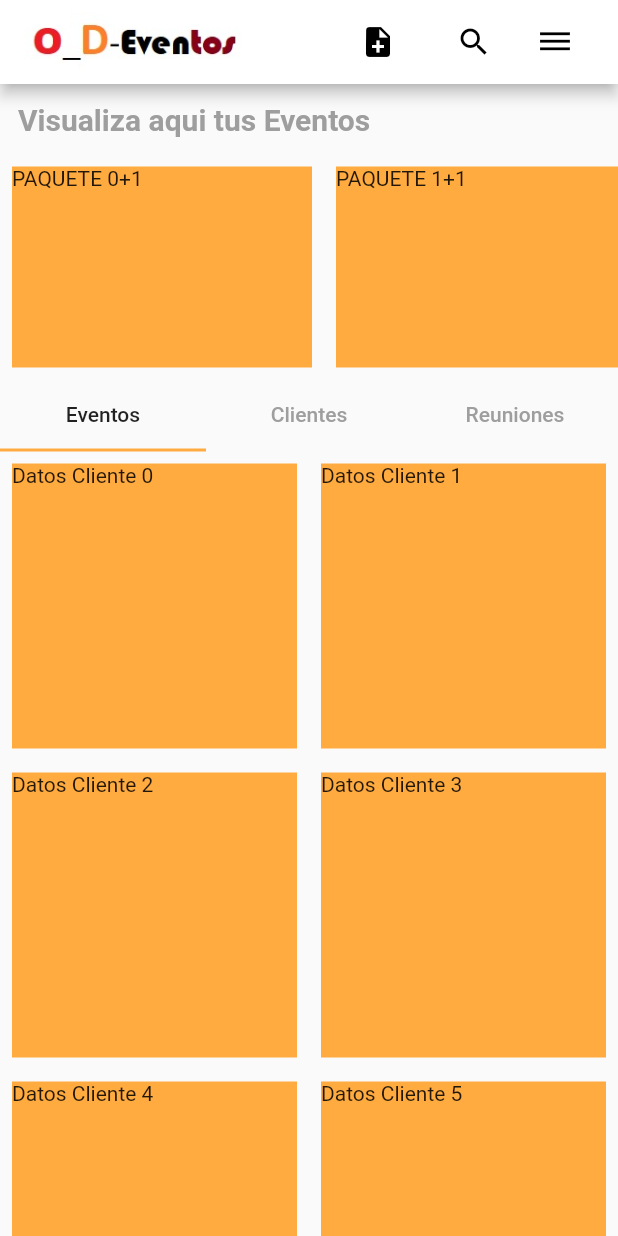
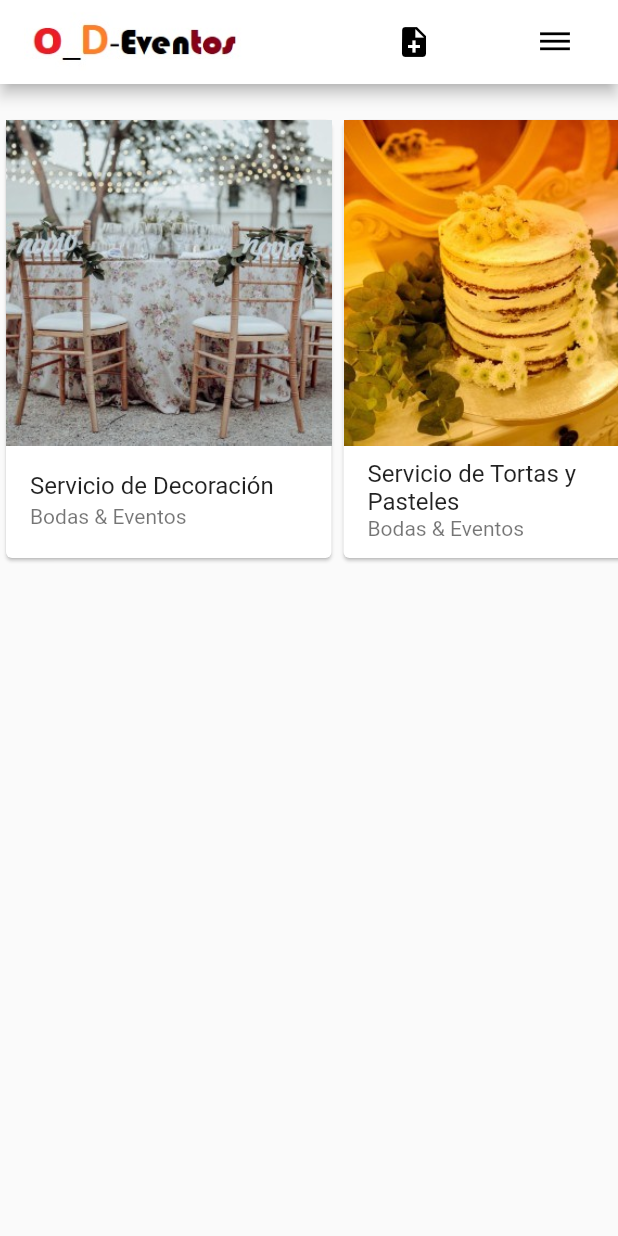
Before and after one commit to RousNoe/orgEventosFlutter, a Flutter app: the screen it shows after launch, after a tap on the "note add" icon, on a phone screen of 412 x 824 dp. Run offline on Flutter 3.47's test engine with Material 2 defaults, Android fonts, the phone set to English and light mode, and no system bars.

Commit message:
mis servicios para bodas y eventos

```diff
--- a/lib/evento.dart
+++ /dev/null
@@ -1,120 +0,0 @@
-import 'package:flutter/material.dart';
-
-
-class Eventos extends StatelessWidget {
-  @override
-  Widget build(BuildContext context) {
-    return Scaffold(
-        endDrawer: Drawer(),
-        appBar: AppBar(
-          title: Image.asset(
-            "assets/images/logo.jpg",
-            height: 60.0,
-          ),
-          actions: <Widget>[
-            InkWell(
-              onTap: () {
-                print("Boton - Anotaciones");
-              },
-              child: Padding(
-                padding: const EdgeInsets.symmetric(horizontal: 40.0),
-                child: Icon(Icons.note_add),
-              ),
-            ),
-            InkWell(
-                onTap: () {
-                  print("Boton - busqueda");
-                },
-                child: Icon(Icons.search)),
-            InkWell(
-              onTap: () {
-                print("Boton - dehaze");
-              },
-              child: Padding(
-                padding: EdgeInsets.symmetric(horizontal: 30.0),
-                child: Icon(Icons.dehaze),
-              ),
-            ),
-          ],
-        ),
-        body: Column(
-          crossAxisAlignment: CrossAxisAlignment.start,
-          children: <Widget>[
-            Padding(
-              padding: const EdgeInsets.all(12.0),
-              child: Text(
-                "Visualiza aqui tus Eventos",
-                style: TextStyle(
-                  color: Colors.grey,
-                  fontWeight: FontWeight.w600,
-                  fontSize: 20.0,
-                ),
-              ),
-            ),
-            Container(
-              height: 150.0,
-              child: ListView.builder(
-                scrollDirection: Axis.horizontal,
-                itemBuilder: (context, position) {
-                  return Padding(
-                    padding: const EdgeInsets.all(8.0),
-                    child: Container(
-                      width: 200.0,
-                      height: 150.0,
-                      color: Colors.orangeAccent[200],
-                      child: Text("PAQUETE $position+1"),
-                    ),
-                  );
-                },
-              ),
-            ),
-            DefaultTabController(
-              length: 3,
-              initialIndex: 1,
-              child: Expanded(
-                child: Column(
-                  children: <Widget>[
-                    TabBar(
-                      unselectedLabelColor: Colors.grey,
-                      indicatorColor: Colors.orangeAccent,
-                      tabs: [
-                        Tab(
-                          text: "Eventos",
-                        ),
-                        Tab(
-                          text: "Clientes",
-                        ),
-                        Tab(
-                          text: "Reuniones",
-                        ),
-                      ],
-                    ),
-                    Expanded(
-                      child: TabBarView(
-                        children: [
-                          GridView.builder(
-                              gridDelegate: SliverGridDelegateWithFixedCrossAxisCount(crossAxisCount: 2),
-                              itemBuilder: (context, position) {
-                                return Padding(
-                                  padding: const EdgeInsets.all(8.0),
-                                  child: Container(
-                                    width: 200.0,
-                                    height: 150.0,
-                                    color: Colors.orangeAccent[200],
-                                    child: Text("Datos Cliente $position"),
-                                  ),
-                                );
-                              }),
-                          Container(color: Colors.orange[200]),
-                          Container(color: Colors.orange[100]),
-                        ],
-                      ),
-                    ),
-                  ],
-                ),
-              ),
-            ),
-          ],
-        ));
-  }
-}
--- a/lib/main.dart
+++ b/lib/main.dart
@@ -1,5 +1,5 @@
 import 'package:flutter/material.dart';
-import 'package:eventos_app/evento.dart';
+import 'package:eventos_app/principal/evento.dart';
 
 void main() => runApp(MyApp());
 
--- /dev/null
+++ b/lib/principal/evento.dart
@@ -0,0 +1,57 @@
+import 'package:flutter/material.dart';
+import 'package:eventos_app/widgets/list_eventos.dart';
+
+
+class Eventos extends StatelessWidget {
+  @override
+  Widget build(BuildContext context) {
+    return Scaffold(
+        endDrawer: Drawer(),
+        appBar: AppBar(
+          title: Image.asset(
+            "assets/images/logo.jpg",
+            height: 60.0,
+          ),
+          actions: <Widget>[
+            InkWell(
+              onTap: () {
+                print("Boton - Anotaciones");
+              },
+              child: Padding(
+                padding: const EdgeInsets.symmetric(horizontal: 40.0),
+                child: Icon(Icons.note_add),
+              ),
+            ),
+            InkWell(
+              onTap: () {
+                print("Boton - dehaze");
+              },
+              child: Padding(
+                padding: EdgeInsets.symmetric(horizontal: 30.0),
+                child: Icon(Icons.dehaze),
+              ),
+            ),
+          ],
+        ),
+        body: Container(
+          margin: EdgeInsets.symmetric(vertical: 20.0),
+          height: 300,
+          child: ListView(
+            scrollDirection: Axis.horizontal,
+            children: <Widget>[
+              ListEventos("assets/servicios/decoracion.jpg","Servicio de Decoración","Bodas & Eventos"),
+              ListEventos("assets/servicios/pasteleria.jpg","Servicio de Tortas y Pasteles","Bodas & Eventos"),
+              ListEventos("assets/servicios/fotografia.jpg","Servicio de Filmación y Fotografia","Bodas & Eventos"),
+              ListEventos("assets/servicios/transporte.jpg","Servicio de Transporte","Bodas & Eventos"),
+              ListEventos("assets/servicios/bebidas.jpg","Servicio de Bebidas","Bodas & Eventos"),
+              ListEventos("assets/servicios/bocados.jpg","Servicio de Bocaditos","Bodas & Eventos"),
+              ListEventos("assets/servicios/recuerdos.jpg","Servicio de Recuerdos","Bodas & Eventos"),
+              ListEventos("assets/servicios/mas.jpg","Y mucho mas...","Bodas & Eventos"),
+            ],
+          ),
+
+         ),
+
+    );
+    }
+}
--- /dev/null
+++ b/lib/widgets/list_eventos.dart
@@ -0,0 +1,29 @@
+import 'package:flutter/material.dart';
+
+class ListEventos extends StatelessWidget{
+  String imagenVal = "";
+  String titulo = "";
+  String subtitulo = "";
+
+  ListEventos(this.imagenVal,this.titulo,this.subtitulo);
+
+  @override
+  Widget build(BuildContext context) {
+    // TODO: implement build
+    return Container(
+      width: 225.0,
+      child: Card(
+        child: Wrap(
+          children: <Widget>[
+            Image.asset(imagenVal),
+            ListTile(
+              title: Text(titulo),
+              subtitle: Text(subtitulo),
+            ),
+          ],
+        ),
+      ),
+    );//;
+  }
+
+}
```
Also changed, not shown: pubspec.yaml (+8 -0 lines), assets/servicios/bebidas.jpg (added), assets/servicios/bocados.jpg (added), assets/servicios/decoracion.jpg (added), assets/servicios/fotografia.jpg (added), assets/servicios/mas.jpg (added), assets/servicios/pasteleria.jpg (added), assets/servicios/recuerdos.jpg (added), assets/servicios/transporte.jpg (added).
